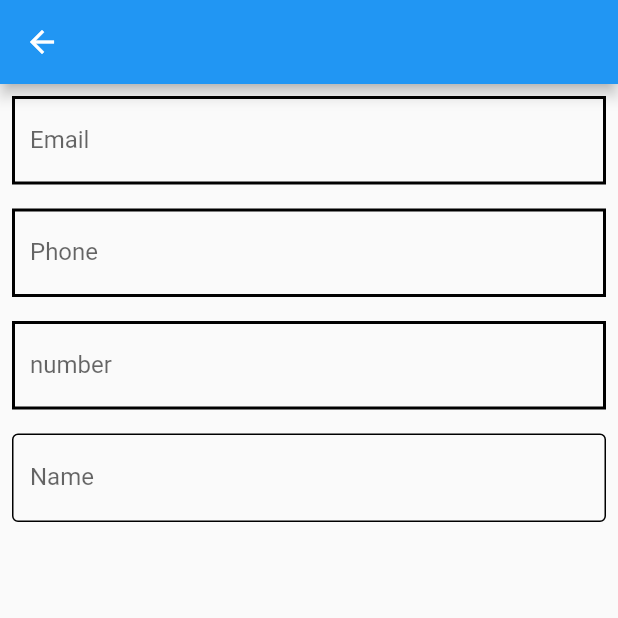
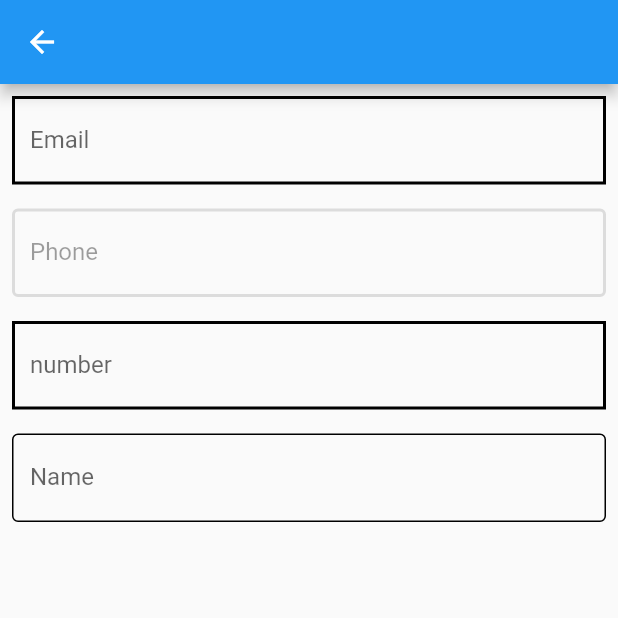
Before and after one commit to AlanCasasArevalo/Inputs-Flutter, a Flutter app: the KeyboardTypesPage screen opened by its route, on a phone screen of 412 x 824 dp, the top half of it. Run offline on Flutter 3.47's test engine with Material 2 defaults, Android fonts, the phone set to English and light mode, and no system bars; our stand-ins replace device_preview.

Commit message:
Se agrega un color al textfield que esta deshablitado

```diff
--- a/lib/pages/keyboard_types_page.dart
+++ b/lib/pages/keyboard_types_page.dart
@@ -23,8 +23,15 @@ class KeyboardTypesPage extends StatelessWidget {
             height: 16,
           ),
           TextField(
+            enabled: false,
             keyboardType: TextInputType.phone,
             decoration: InputDecoration(
+              disabledBorder: OutlineInputBorder(
+                borderSide: BorderSide(
+                  width: 2,
+                  color: Colors.black12,
+                ),
+              ),
               label: Text("Phone"),
             ),
           ),
@@ -33,11 +40,10 @@ class KeyboardTypesPage extends StatelessWidget {
           ),
           TextField(
             keyboardType: TextInputType.numberWithOptions(
-              // Para pasar decimales
-              decimal: true,
-              // Para poder anotar simbolos
-              signed: true
-            ),
+                // Para pasar decimales
+                decimal: true,
+                // Para poder anotar simbolos
+                signed: true),
             decoration: InputDecoration(
               label: Text("number"),
             ),
```
